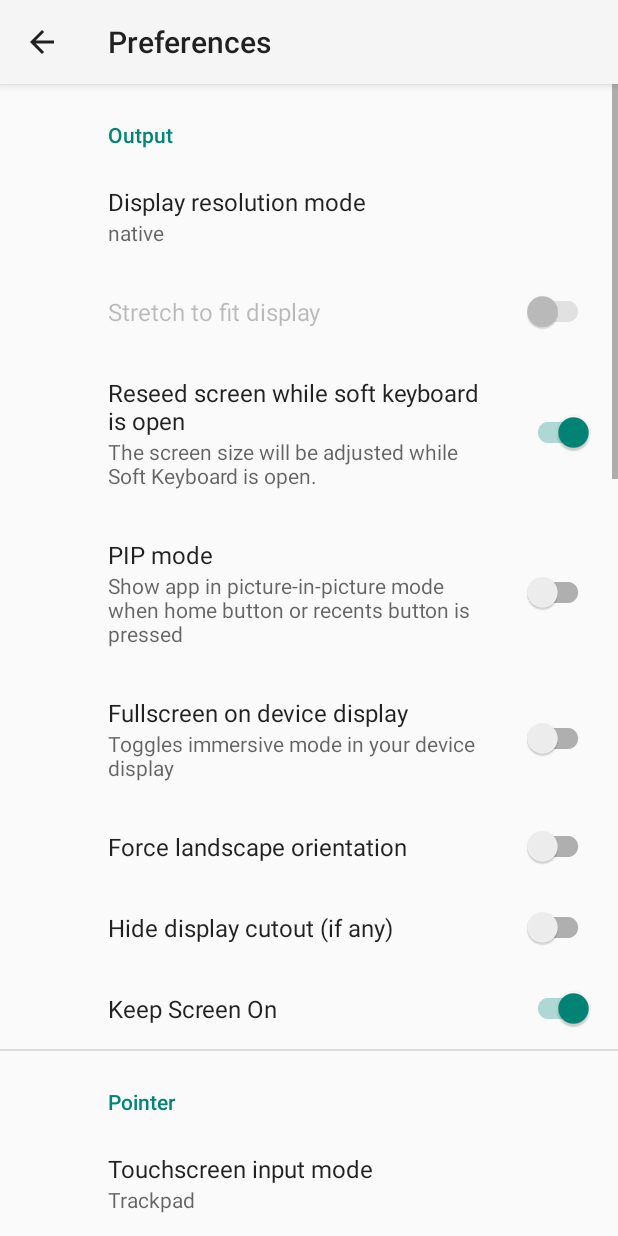
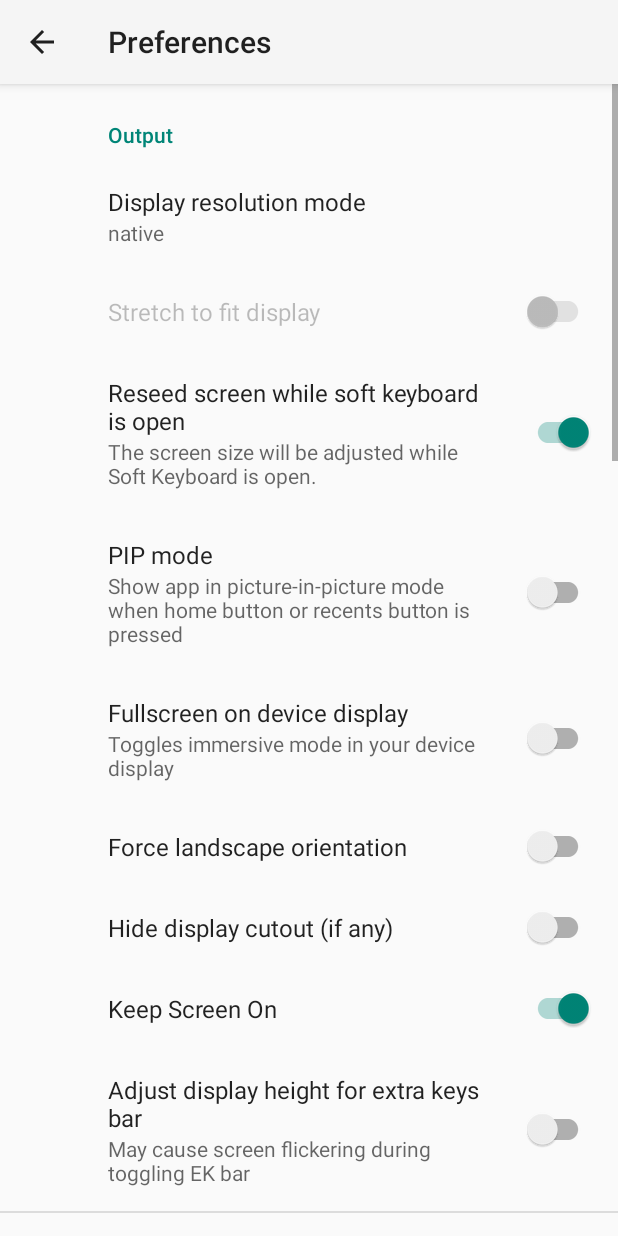
Before and after one commit to lophas/chromedeck, an Android app: the screen it shows after launch (LoriePreferences), after a tap on an icon or button, on a phone screen of 412 x 824 dp. Run offline under Robolectric (Android 15) with nearby library versions, the phone set to English and light mode, and no system bars; our stand-ins replace androidx.preference; pictures from the network do not load; 20 statements that could not run were skipped.

Commit message:
Introducing the option to adjust display height for EK bar
Co-authored-by: Twaik Yont <twaikyont@gmail.com>

```diff
--- a/app/src/main/java/com/termux/x11/MainActivity.java
+++ b/app/src/main/java/com/termux/x11/MainActivity.java
@@ -615,6 +615,7 @@ public class MainActivity extends AppCompatActivity implements View.OnApplyWindo
                         (mExtraKeys.getExtraKeysInfo() == null ? 0 : mExtraKeys.getExtraKeysInfo().getMatrix().length));
                 terminalToolbarViewPager.setLayoutParams(layoutParams);
             }
+            frm.setPadding(0, 0, 0, preferences.getBoolean("adjustHeightForEK", false) && terminalToolbarViewPager.getVisibility() == View.VISIBLE ? terminalToolbarViewPager.getHeight() : 0);
         }, 200);
     }
 
@@ -633,6 +634,7 @@ public class MainActivity extends AppCompatActivity implements View.OnApplyWindo
                 parent.removeView(pager);
                 parent.addView(pager, 0);
             }
+            frm.setPadding(0, 0, 0, preferences.getBoolean("adjustHeightForEK", false) && show ? pager.getHeight() : 0);
 
             if (enabled && saveState) {
                 SharedPreferences.Editor edit = preferences.edit();
@@ -803,7 +805,6 @@ public class MainActivity extends AppCompatActivity implements View.OnApplyWindo
     public void onPictureInPictureModeChanged(boolean isInPictureInPictureMode, @NonNull Configuration newConfig) {
         toggleExtraKeys(!isInPictureInPictureMode, false);
 
-        frm.setPadding(0, 0, 0, 0);
         super.onPictureInPictureModeChanged(isInPictureInPictureMode, newConfig);
     }
 
--- a/app/src/main/res/xml/preferences.xml
+++ b/app/src/main/res/xml/preferences.xml
@@ -64,6 +64,12 @@
 	        android:title="Keep Screen On"
             android:defaultValue="true"
             android:key="keepScreenOn" />
+
+        <SwitchPreferenceCompat
+            android:title="Adjust display height for extra keys bar"
+            android:summary="May cause screen flickering during toggling EK bar"
+            android:defaultValue="false"
+            android:key="adjustHeightForEK" />
     </PreferenceCategory>
     <PreferenceCategory android:key="pointer" android:title="Pointer">
         <ListPreference
```
